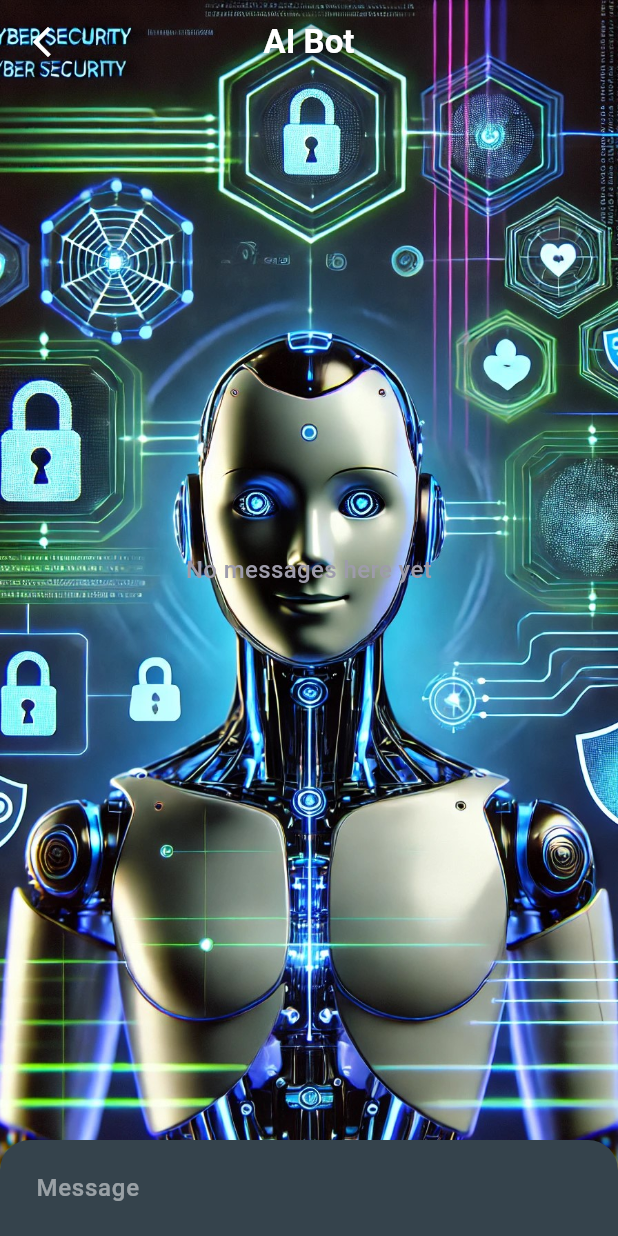
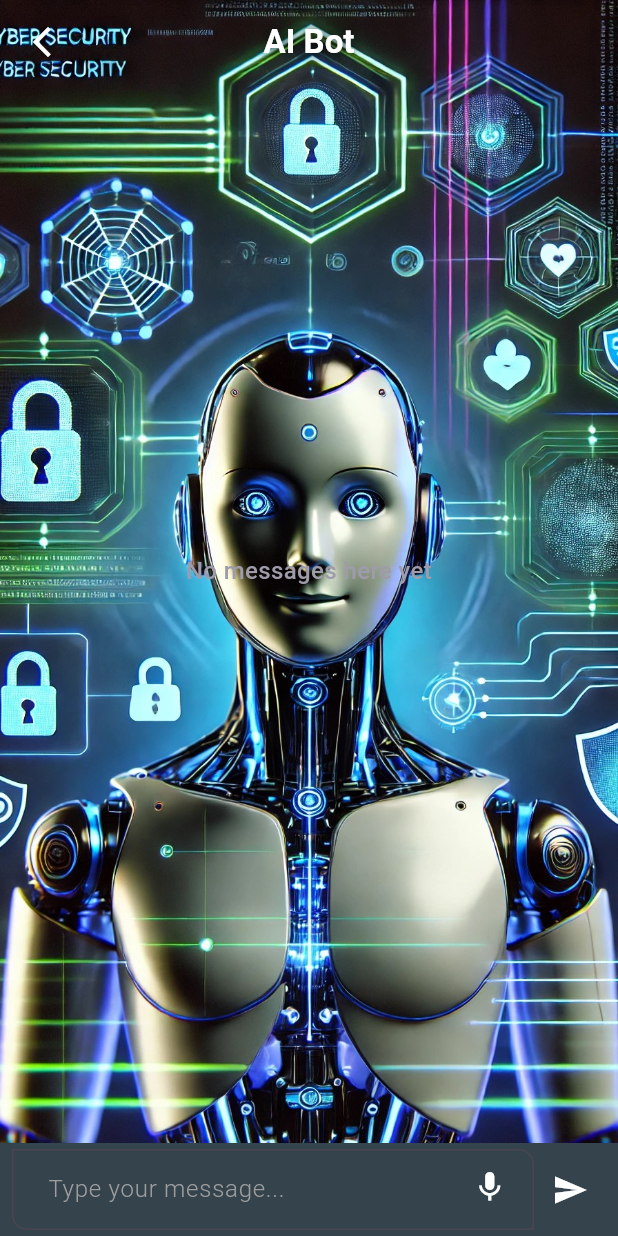
Before and after one commit to AbdulRehman03077359891/Cyber-Security, a Flutter app: the ChatScreen screen opened directly with empty values, on a phone screen of 412 x 824 dp. Run offline on Flutter 3.47's test engine with Material 3 defaults, Android fonts, the phone set to English and light mode, and no system bars; our stand-ins replace cloud_firestore, firebase_auth, firebase_core, firebase_database, firebase_storage, flutter_chat_types and 6 more; accounts and stored records are empty.

Commit message:
AI Bot Speech and Listening

```diff
--- a/lib/Controllers/fire_controller.dart
+++ b/lib/Controllers/fire_controller.dart
@@ -14,7 +14,7 @@ import 'dart:io';
 
 import 'package:cloud_firestore/cloud_firestore.dart';
 import 'package:cyber_security_awareness_aibot/Screens/Firebase/sign_in.dart';
-import 'package:cyber_security_awareness_aibot/Screens/User/chatbot_screen.dart';
+import 'package:cyber_security_awareness_aibot/Screens/User/user_screen.dart';
 import 'package:cyber_security_awareness_aibot/Widgets/notification_message.dart';
 import 'package:firebase_auth/firebase_auth.dart';
 import 'package:firebase_database/firebase_database.dart';
@@ -207,7 +207,7 @@ class FireController extends GetxController {
         setLoading(false);
         setPreference(userData);
 
-        go == "go" ? debugPrint(go) : Get.offAll(ChatScreen(
+        go == "go" ? debugPrint(go) : Get.offAll(UserScreen(
             userUid: userData["userUid"],
             userName: userData["userName"],
             userEmail: userData["userEmail"],
--- a/lib/Resources/keywords_forms.dart
+++ b/lib/Resources/keywords_forms.dart
@@ -40,7 +40,7 @@ final Map<String, List<String>> keywordFormsMap = {
   "Endpoint Security": ["endpoint security", "device security", "endpoint protection", "secure endpoints", "endpoint defense", "endpoint security"],
   "Security Token": ["security token", "authentication token", "digital token", "tokenized security", "two-factor authentication token", "security", "token"],
   "Provider": ["provider", "flutter provider", "state management", "change notifier", "consumer widget", "provider"],
-  "Hello": ["hello", "hi", "yo", "assalam", "assalam o alaikum", "salam", "hey"],
+  "Hello": ["hello", "hi", "yo", "assalam", "assalam o alaikum", "salam", "hey", "assalamoalaikum"],
   "You": ["you",],
   "Your": ["yours", "your"],
 };
--- /dev/null
+++ b/lib/Resources/pronounciation_map.dart
@@ -0,0 +1,5 @@
+Map<String, String> pronunciationMap = {
+  "AbdulRehman": "Abdul Raa man",
+  "Arain": "ARa in"
+  // Add more words and their phonetic equivalents as needed
+};
--- a/lib/Screens/Firebase/sign_in.dart
+++ b/lib/Screens/Firebase/sign_in.dart
@@ -246,7 +246,7 @@ class _SignInPageState extends State<SignInPage> {
                                 fontWeight: FontWeight.w500),
                             recognizer: TapGestureRecognizer()
                               ..onTap = () {
-                                Get.to( SignUpPage(
+                                Get.to( const SignUpPage(
                                   userType: 'User',
                                 ));
                               })
--- a/lib/Screens/Splashes/splash_screen.dart
+++ b/lib/Screens/Splashes/splash_screen.dart
@@ -120,7 +120,7 @@ class _SplashScreenState extends State<SplashScreen> {
                             const Spacer(flex: 3),
                             ElevatedButton(
                               onPressed: () {
-                                Get.off(SignInPage());
+                                Get.off(const SignInPage());
                               },
                               style: ElevatedButton.styleFrom(
                                 elevation: 0,
--- a/lib/Screens/User/chatbot_screen.dart
+++ b/lib/Screens/User/chatbot_screen.dart
@@ -1,25 +1,39 @@
 // ignore_for_file: invalid_use_of_protected_member
 
 import 'package:cyber_security_awareness_aibot/Controllers/chatbot_ai_controller.dart';
+import 'package:cyber_security_awareness_aibot/Widgets/text_field_widget.dart';
 import 'package:flutter/material.dart';
-import 'package:flutter/widgets.dart';
 import 'package:get/get.dart';
 import 'package:flutter_chat_ui/flutter_chat_ui.dart';
 import 'package:flutter_chat_types/flutter_chat_types.dart' as types;
 
-class ChatScreen extends StatelessWidget {
+class ChatScreen extends StatefulWidget {
   final String userUid, userName, userEmail;
-  final AIChatController chatController = Get.put(AIChatController());
-  final TextEditingController _messageController = TextEditingController();
 
-  ChatScreen(
+  const ChatScreen(
       {super.key,
       required this.userUid,
       required this.userName,
       required this.userEmail});
 
   @override
+  State<ChatScreen> createState() => _ChatScreenState();
+}
+
+class _ChatScreenState extends State<ChatScreen> {
+  final AIChatController chatController = Get.put(AIChatController());
+
+  final TextEditingController _messageController = TextEditingController();
+
+  @override
+  void initState() {
+    super.initState();
+    chatController.initSpeech();
+  }
+
+  @override
   Widget build(BuildContext context) {
+    return Obx(() {
         return Scaffold(
             extendBodyBehindAppBar: true,
             appBar: AppBar(
@@ -33,7 +47,10 @@ class ChatScreen extends StatelessWidget {
                   "AI Bot",
                   style: TextStyle(
                     fontWeight: FontWeight.bold,
-              shadows: [BoxShadow(blurRadius: 10, spreadRadius: 50,color: Colors.black)],
+                    shadows: [
+                      BoxShadow(
+                          blurRadius: 10, spreadRadius: 50, color: Colors.black)
+                    ],
                   ),
                 ),
                 centerTitle: true,
@@ -44,16 +61,14 @@ class ChatScreen extends StatelessWidget {
                 Positioned.fill(
                   child: Image.asset(
                     "assets/images/AI_background.jpg", // Your image asset path
-          fit: BoxFit.fitHeight, // Make the image cover the entire background
+                    fit: BoxFit
+                        .fitHeight, // Make the image cover the entire background
                   ),
                 ),
-
                 Column(
                   children: [
                     Expanded(
-                  child: Obx(() {
-                    // Use Obx to make the Chat widget reactive
-                    return Chat(
+                      child: Chat(
                           messages: chatController
                               .messages.value, // Access the reactive list properly
                           onSendPressed: (types.PartialText message) {
@@ -63,18 +78,92 @@ class ChatScreen extends StatelessWidget {
                           user: const types.User(id: 'user-id'),
                           theme: const DefaultChatTheme(
                             backgroundColor: Colors.transparent,
-                        inputBackgroundColor:  Color.fromARGB(255, 53, 67, 76),
-                        primaryColor:  Color.fromARGB(255, 53, 67, 76),
+                            inputBackgroundColor: Color.fromARGB(255, 53, 67, 76),
+                            primaryColor: Color.fromARGB(255, 53, 67, 76),
                             inputTextColor: Colors.white,
                           ),
-                    );
-                  }),
+                          customBottomWidget: Container(
+                            color: const Color.fromARGB(255, 53, 67, 76),
+                            padding: const EdgeInsets.symmetric(
+                                horizontal: 8, vertical: 4),
+                            child: Row(
+                              children: [
+                                Obx( () {
+                                    return Expanded(
+                                        child: TextFieldWidget(
+                                      focusBorderColor: Colors.white,
+                                      errorBorderColor: Colors.red,
+                                      controller: _messageController,
+                                      textColor: Colors.white,
+                                      hintText: chatController.isListening.value? (chatController.speechEnable.value? "Listening...":"Need Permission") : "Type your message...",
+                                      hintColor: Colors.grey,
+                                      fillColor: const Color.fromARGB(255, 53, 67, 76),
+                                    ));
+                                  }
+                                ),
+                                IconButton(
+                                  icon: const Icon(Icons.send, color: Colors.white),
+                                  onPressed: () {
+                                    final text = _messageController.text.trim();
+                                    if (text.isNotEmpty) {
+                                      chatController.sendMessage(text);
+                                      _messageController.clear();
+                                    }
+                                  },
+                                ),
+                              ],
+                            ),
+                          ),
+                        )
 
                     ),
                   ],
                 ),
               ],
             ),
+            floatingActionButton: chatController.isSpeaking.value
+                  ? Container(
+                      margin: EdgeInsets.only(
+                          right: MediaQuery.of(context).size.width * 0.12,
+                          top: MediaQuery.of(context).size.height * .959),
+                      height: 40,
+                      width: 40,
+                      child: FloatingActionButton(
+                        onPressed: () {
+                          // Toggle speech functionality when the button is pressed
+                          chatController.stopSpeaking();
+                        }, // Icon to indicate speech functionality
+                        backgroundColor: const Color.fromARGB(255, 53, 67, 76),
+                        elevation: 0,
+                        child: const Icon(
+                          Icons.volume_off,
+                          color: Colors.white,
+                        ),
+                      ),
+                    )
+                  : Container(
+                      margin: EdgeInsets.only(
+                          right: MediaQuery.of(context).size.width * 0.12,
+                          top: MediaQuery.of(context).size.height * .959),
+                      height: 40,
+                      width: 40,
+                      child: FloatingActionButton(
+                        onPressed: () {
+                            chatController.speech.value.isListening? chatController.stopListening() : chatController.startListening((text) {
+                            _messageController.text = text;
+                          });
+                        }, // Icon to indicate speech functionality
+                        backgroundColor: const Color.fromARGB(255, 53, 67, 76),
+                        elevation: 0,
+                        child: Icon(
+                          chatController.isListening.value? Icons.mic_off:
+                          Icons.mic,
+                          color: Colors.white,
+                        ),
+                      ),
+                    )
+            );
+      }
     );
   }
 }
--- a/pubspec.yaml
+++ b/pubspec.yaml
@@ -56,6 +56,8 @@ dependencies:
   permission_handler: ^11.3.1
   url_launcher: ^6.3.1
   flutter_staggered_grid_view: ^0.6.2
+  flutter_tts: ^4.0.2
+  speech_to_text: ^6.6.2
 
 dev_dependencies:
   flutter_test:
```
Also changed, not shown: lib/Controllers/chatbot_ai_controller.dart (+80 -6 lines), lib/Screens/User/user_screen.dart (+20 -7 lines), lib/Widgets/card_details.dart (+21 -21 lines), pubspec.lock, 5 other files. Lines whose indentation alone changed are shown as unchanged.
